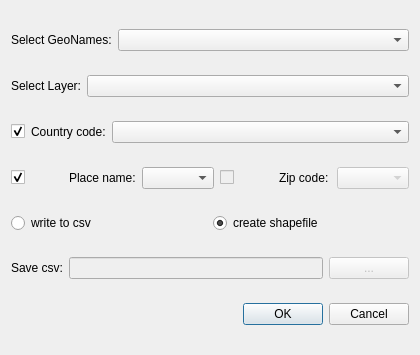
This is GeoNamesGeocoder/geonames_geocoder_dialog_base.ui in TomGeoDK/geonames-geocoder as Qt 5 draws it before an edit. The edited form follows.
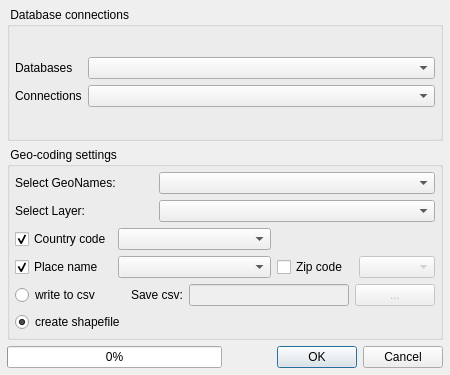
This is the edited form.

Commit message: The plugin ui works so far and the general logic is implemented. The SQL queries to the database are still missing and the length of the dropdownboxes can not be influenced by setting maxVisibleItems in Mac and Gtk+ style.

The edit to the form file:
```diff
--- a/GeoNamesGeocoder/geonames_geocoder_dialog_base.ui
+++ b/GeoNamesGeocoder/geonames_geocoder_dialog_base.ui
@@ -6,35 +6,105 @@
    <rect>
     <x>0</x>
     <y>0</y>
-    <width>420</width>
-    <height>355</height>
+    <width>450</width>
+    <height>375</height>
    </rect>
   </property>
   <property name="windowTitle">
    <string>GeoNames Geocoder</string>
   </property>
   <layout class="QVBoxLayout" name="verticalLayout">
+   <property name="leftMargin">
+    <number>7</number>
+   </property>
+   <property name="topMargin">
+    <number>7</number>
+   </property>
+   <property name="rightMargin">
+    <number>7</number>
+   </property>
+   <property name="bottomMargin">
+    <number>7</number>
+   </property>
    <item>
-    <layout class="QHBoxLayout" name="horizontalLayout" stretch="0,1">
+    <widget class="QGroupBox" name="groupBox">
+     <property name="title">
+      <string> Database connections  </string>
+     </property>
+     <layout class="QVBoxLayout" name="verticalLayout_2">
+      <property name="leftMargin">
+       <number>5</number>
+      </property>
+      <property name="topMargin">
+       <number>5</number>
+      </property>
+      <property name="rightMargin">
+       <number>5</number>
+      </property>
+      <property name="bottomMargin">
+       <number>5</number>
+      </property>
      <item>
-      <widget class="QLabel" name="lbl_geo">
-       <property name="toolTip">
-        <string>The PostGIS table with the geonames has to be loaded;
-choose that one here</string>
+       <layout class="QGridLayout" name="gridLayout_4">
+        <item row="0" column="0">
+         <widget class="QLabel" name="lbl_db">
+          <property name="sizePolicy">
+           <sizepolicy hsizetype="Preferred" vsizetype="Preferred">
+            <horstretch>0</horstretch>
+            <verstretch>0</verstretch>
+           </sizepolicy>
        </property>
        <property name="text">
-        <string>Select GeoNames:</string>
+           <string>Databases</string>
        </property>
       </widget>
      </item>
-     <item>
-      <widget class="QComboBox" name="cmb_geo"/>
-     </item>
-    </layout>
-   </item>
+        <item row="0" column="1">
+         <widget class="QComboBox" name="cmb_db">
+          <property name="sizePolicy">
+           <sizepolicy hsizetype="Preferred" vsizetype="Fixed">
+            <horstretch>1</horstretch>
+            <verstretch>0</verstretch>
+           </sizepolicy>
+          </property>
+         </widget>
+        </item>
+        <item row="1" column="0">
+         <widget class="QLabel" name="lbl_con">
+          <property name="text">
+           <string>Connections</string>
+          </property>
+         </widget>
+        </item>
+        <item row="1" column="1">
+         <widget class="QComboBox" name="cmb_con"/>
+        </item>
+       </layout>
+      </item>
+     </layout>
+    </widget>
+   </item>
    <item>
-    <layout class="QHBoxLayout" name="horizontalLayout_2" stretch="0,1">
+    <widget class="QGroupBox" name="groupBox_2">
+     <property name="title">
+      <string> Geo-coding settings  </string>
+     </property>
+     <layout class="QVBoxLayout" name="verticalLayout_3">
+      <property name="leftMargin">
+       <number>5</number>
+      </property>
+      <property name="topMargin">
+       <number>5</number>
+      </property>
+      <property name="rightMargin">
+       <number>5</number>
+      </property>
+      <property name="bottomMargin">
+       <number>5</number>
+      </property>
      <item>
+       <layout class="QGridLayout" name="gridLayout_3">
+        <item row="1" column="0">
       <widget class="QLabel" name="lbl_lay">
        <property name="toolTip">
         <string>Select the layer holding the places that need to be geo-coded.</string>
@@ -47,107 +117,144 @@
        </property>
       </widget>
      </item>
-     <item>
+        <item row="1" column="1" colspan="2">
       <widget class="QComboBox" name="cmb_lay"/>
      </item>
-    </layout>
-   </item>
-   <item>
-    <layout class="QHBoxLayout" name="horizontalLayout_3" stretch="0,0,1">
-     <item>
-      <widget class="QCheckBox" name="chb_cntr">
-       <property name="text">
-        <string/>
-       </property>
-       <property name="checked">
-        <bool>true</bool>
-       </property>
-      </widget>
-     </item>
-     <item>
-      <widget class="QLabel" name="lbl_cntr">
+        <item row="0" column="0">
+         <widget class="QLabel" name="lbl_geo">
+          <property name="toolTip">
+           <string>The PostGIS table with the geonames has to be loaded;
+choose that one here</string>
+          </property>
        <property name="text">
-        <string>Country code:</string>
+           <string>Select GeoNames:</string>
        </property>
       </widget>
      </item>
-     <item>
-      <widget class="QComboBox" name="cmb_cntr">
-       <property name="duplicatesEnabled">
-        <bool>true</bool>
-       </property>
+        <item row="0" column="1" colspan="2">
+         <widget class="QComboBox" name="cmb_geo">
+          <property name="styleSheet">
+           <string notr="true"/>
+          </property>
+          <property name="maxVisibleItems">
+           <number>10</number>
+          </property>
+          <property name="maxCount">
+           <number>2147483647</number>
+          </property>
+          <property name="sizeAdjustPolicy">
+           <enum>QComboBox::AdjustToMinimumContentsLength</enum>
+          </property>
+          <property name="minimumContentsLength">
+           <number>0</number>
+          </property>
+          <property name="modelColumn">
+           <number>0</number>
+          </property>
       </widget>
      </item>
     </layout>
    </item>
    <item>
-    <layout class="QHBoxLayout" name="horizontalLayout_4">
-     <item>
+       <layout class="QGridLayout" name="gridLayout">
+        <item row="1" column="0">
       <widget class="QCheckBox" name="chb_place">
        <property name="text">
-        <string/>
+           <string>Place name</string>
        </property>
        <property name="checked">
         <bool>true</bool>
        </property>
       </widget>
      </item>
-     <item>
-      <widget class="QLabel" name="lbl_place">
-       <property name="text">
-        <string>Place name:</string>
-       </property>
-      </widget>
-     </item>
-     <item>
+        <item row="1" column="1" colspan="2">
       <widget class="QComboBox" name="cmb_place">
+          <property name="sizePolicy">
+           <sizepolicy hsizetype="Preferred" vsizetype="Fixed">
+            <horstretch>0</horstretch>
+            <verstretch>0</verstretch>
+           </sizepolicy>
+          </property>
+          <property name="maximumSize">
+           <size>
+            <width>16777215</width>
+            <height>16777215</height>
+           </size>
+          </property>
        <property name="duplicatesEnabled">
         <bool>true</bool>
        </property>
       </widget>
      </item>
-     <item>
+        <item row="1" column="3">
       <widget class="QCheckBox" name="chb_zip">
        <property name="enabled">
-        <bool>false</bool>
+           <bool>true</bool>
        </property>
        <property name="text">
-        <string/>
+           <string>Zip code</string>
        </property>
        <property name="checked">
         <bool>false</bool>
        </property>
       </widget>
      </item>
-     <item>
-      <widget class="QLabel" name="lbl_zip">
-       <property name="text">
-        <string>Zip code:</string>
-       </property>
-      </widget>
-     </item>
-     <item>
+        <item row="1" column="4">
       <widget class="QComboBox" name="cmb_zip">
        <property name="enabled">
         <bool>false</bool>
        </property>
+          <property name="sizePolicy">
+           <sizepolicy hsizetype="Preferred" vsizetype="Fixed">
+            <horstretch>0</horstretch>
+            <verstretch>0</verstretch>
+           </sizepolicy>
+          </property>
+          <property name="maximumSize">
+           <size>
+            <width>16777215</width>
+            <height>16777215</height>
+           </size>
+          </property>
        <property name="duplicatesEnabled">
         <bool>true</bool>
        </property>
       </widget>
      </item>
-    </layout>
-   </item>
-   <item>
-    <layout class="QHBoxLayout" name="horizontalLayout_5" stretch="0,0">
-     <item>
-      <widget class="QRadioButton" name="rdb_csv">
+        <item row="0" column="0">
+         <widget class="QCheckBox" name="chb_cntr">
        <property name="text">
-        <string>write to csv</string>
-       </property>
-      </widget>
+           <string>Country code</string>
+          </property>
+          <property name="checked">
+           <bool>true</bool>
+          </property>
+         </widget>
+        </item>
+        <item row="0" column="1" colspan="2">
+         <widget class="QComboBox" name="cmb_cntr">
+          <property name="sizePolicy">
+           <sizepolicy hsizetype="Preferred" vsizetype="Fixed">
+            <horstretch>0</horstretch>
+            <verstretch>0</verstretch>
+           </sizepolicy>
+          </property>
+          <property name="maximumSize">
+           <size>
+            <width>16777215</width>
+            <height>16777215</height>
+           </size>
+          </property>
+          <property name="duplicatesEnabled">
+           <bool>true</bool>
+          </property>
+         </widget>
+        </item>
+       </layout>
      </item>
      <item>
+       <layout class="QGridLayout" name="gridLayout_2">
+        <item row="1" column="0">
       <widget class="QRadioButton" name="rdb_col">
        <property name="toolTip">
         <string>Due to the nature of the GeoNames data
@@ -161,25 +268,34 @@
        </property>
       </widget>
      </item>
-    </layout>
-   </item>
-   <item>
-    <layout class="QHBoxLayout" name="horizontalLayout_6" stretch="0,1,0">
-     <item>
+        <item row="0" column="1">
       <widget class="QLabel" name="lbl_csv">
        <property name="text">
         <string>Save csv:</string>
        </property>
       </widget>
      </item>
-     <item>
+        <item row="0" column="0">
+         <widget class="QRadioButton" name="rdb_csv">
+          <property name="text">
+           <string>write to csv</string>
+          </property>
+         </widget>
+        </item>
+        <item row="0" column="2">
       <widget class="QLineEdit" name="ledt_csv">
        <property name="enabled">
         <bool>false</bool>
        </property>
-      </widget>
-     </item>
-     <item>
+          <property name="sizePolicy">
+           <sizepolicy hsizetype="Expanding" vsizetype="Fixed">
+            <horstretch>1</horstretch>
+            <verstretch>0</verstretch>
+           </sizepolicy>
+          </property>
+         </widget>
+        </item>
+        <item row="0" column="3" colspan="2">
       <widget class="QPushButton" name="btn_csv">
        <property name="enabled">
         <bool>false</bool>
@@ -191,6 +307,27 @@
      </item>
     </layout>
    </item>
+     </layout>
+     <zorder></zorder>
+     <zorder></zorder>
+     <zorder></zorder>
+     <zorder></zorder>
+     <zorder></zorder>
+     <zorder></zorder>
+    </widget>
+   </item>
+   <item>
+    <layout class="QHBoxLayout" name="horizontalLayout">
+     <item>
+      <widget class="QProgressBar" name="progressBar">
+       <property name="enabled">
+        <bool>true</bool>
+       </property>
+       <property name="value">
+        <number>0</number>
+       </property>
+      </widget>
+     </item>
    <item>
     <widget class="QDialogButtonBox" name="button_box">
      <property name="orientation">
@@ -202,6 +339,8 @@
     </widget>
    </item>
   </layout>
+   </item>
+  </layout>
  </widget>
  <tabstops>
   <tabstop>cmb_lay</tabstop>
```
Left out of the diff: 8 changed lines with no effect on the pictures. Lines whose indentation alone changed are shown as unchanged. The commit also changes 3 other files.
